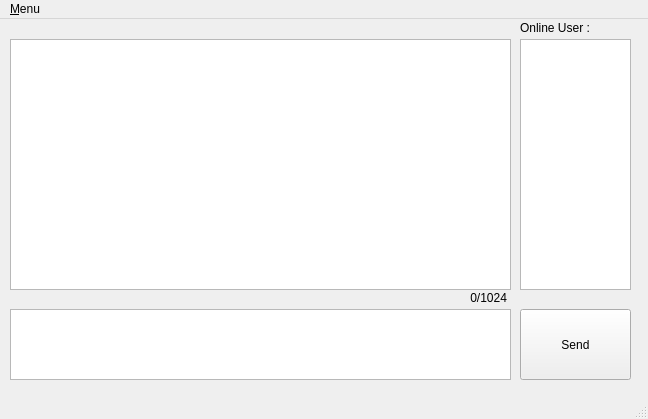
Old version of the form publicchat.ui in the repository natsumiaya/Chat-Client-Qt.
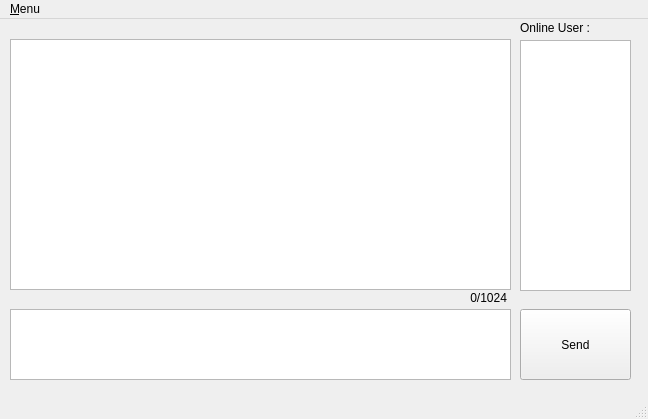
New version of the form. Custom widgets are drawn as their Qt base class.

The edit to the form file:
```diff
--- a/publicchat.ui
+++ b/publicchat.ui
@@ -37,16 +37,6 @@
      <string>Send</string>
     </property>
    </widget>
-   <widget class="QListView" name="user_list">
-    <property name="geometry">
-     <rect>
-      <x>520</x>
-      <y>20</y>
-      <width>111</width>
-      <height>251</height>
-     </rect>
-    </property>
-   </widget>
    <widget class="QLabel" name="label">
     <property name="geometry">
      <rect>
@@ -86,6 +76,16 @@
      <set>Qt::AlignRight|Qt::AlignTrailing|Qt::AlignVCenter</set>
     </property>
    </widget>
+   <widget class="QListWidget" name="user_list">
+    <property name="geometry">
+     <rect>
+      <x>520</x>
+      <y>21</y>
+      <width>111</width>
+      <height>251</height>
+     </rect>
+    </property>
+   </widget>
   </widget>
   <widget class="QMenuBar" name="menubar">
    <property name="geometry">
```
